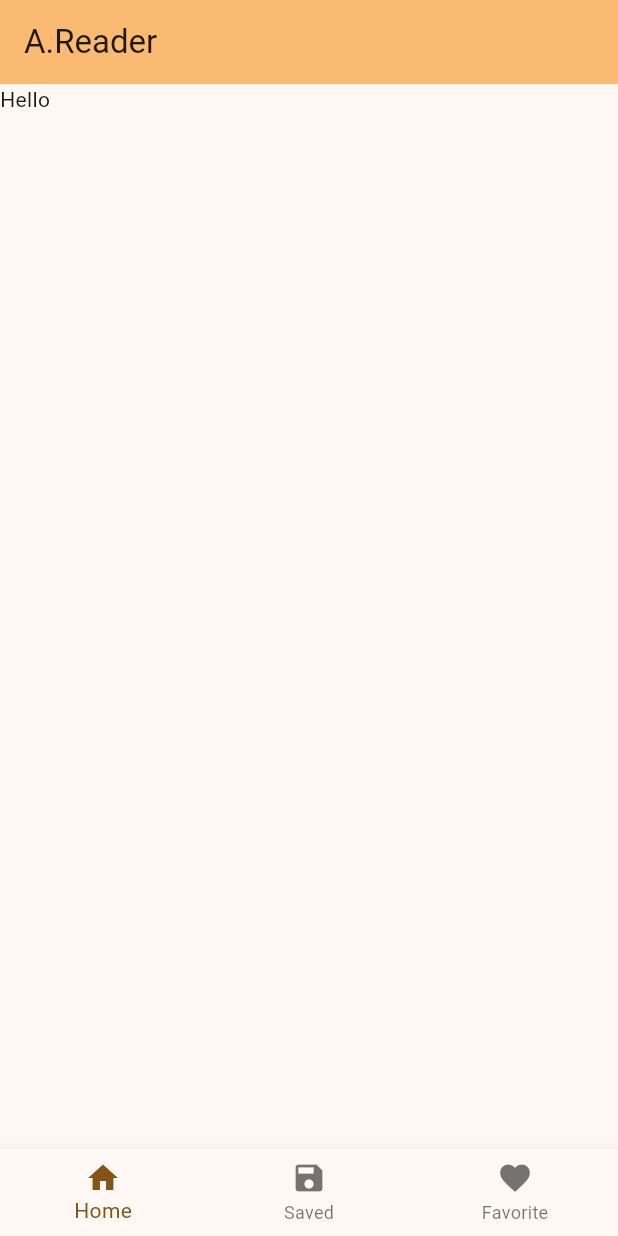
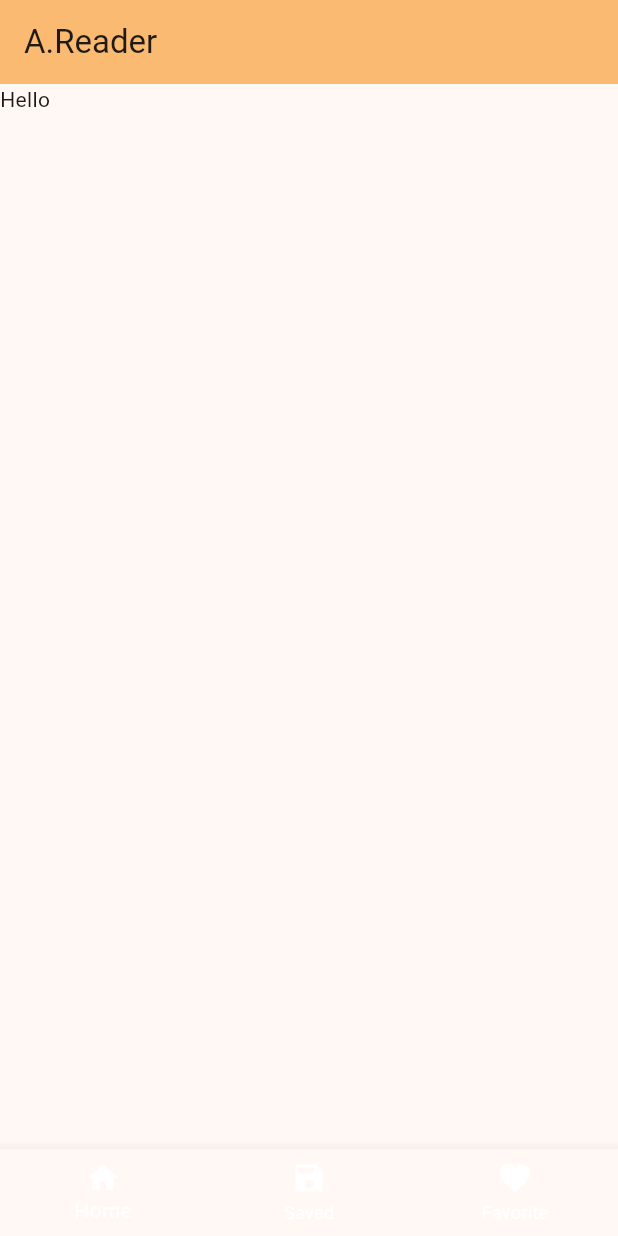
Before and after one commit to jameslara090/reader_tracker, a Flutter app: the screen it shows after launch, on a phone screen of 412 x 824 dp. Run offline on Flutter 3.47's test engine with Material 3 defaults, Android fonts, the phone set to English and light mode, and no system bars.

```diff
--- a/lib/main.dart
+++ b/lib/main.dart
@@ -31,6 +31,7 @@ class MyHomePage extends StatefulWidget {
 }
 
 class _MyHomePageState extends State<MyHomePage> {
+  int  _currentIndex = 0;
   @override
   Widget build(BuildContext context) {
     return Scaffold(
@@ -41,12 +42,23 @@ class _MyHomePageState extends State<MyHomePage> {
       body: Column(
         children: [Text("Hello")],
       ),
-      bottomNavigationBar: BottomNavigationBar(items: <BottomNavigationBarItem> [
+      bottomNavigationBar: BottomNavigationBar(
+        currentIndex: _currentIndex,
+        items: <BottomNavigationBarItem> [
         BottomNavigationBarItem(icon: Icon(Icons.home), label: 'Home'),
         BottomNavigationBarItem(icon: Icon(Icons.save), label: 'Saved'),
         BottomNavigationBarItem(icon: Icon(Icons.favorite), label: 'Favorite'),
+      ],
+      selectedItemColor: Theme.of(context).colorScheme.onPrimary,
+      unselectedItemColor: Theme.of(context).colorScheme.onPrimary,
+      onTap:(value) {
+        print('Tapped: $value');
+        setState(() {
+          _currentIndex = value;
+        });
 
-      ],),
+      },
+      ),
     );
   }
 }
```
